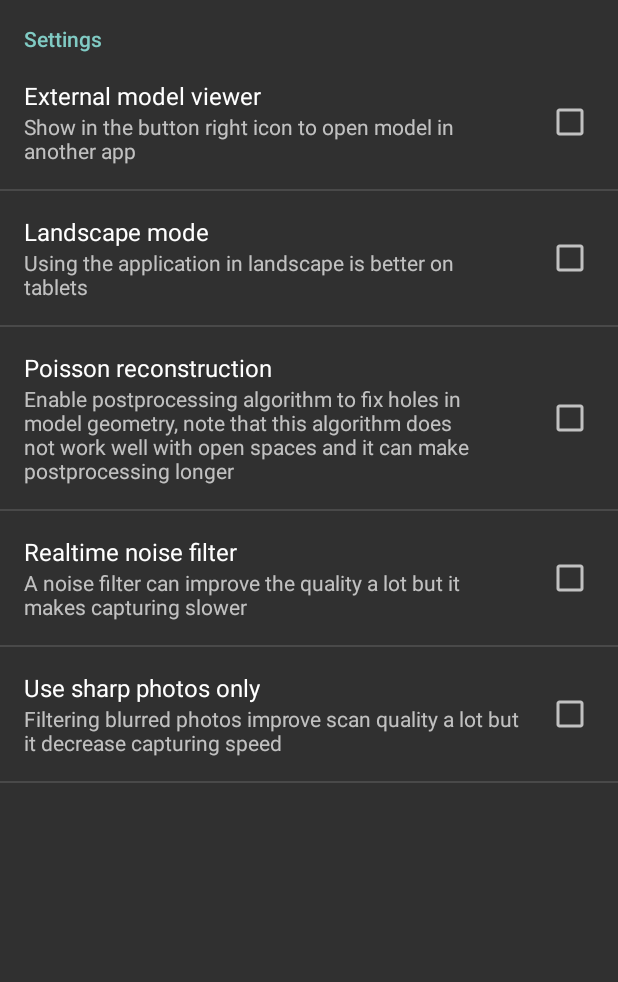
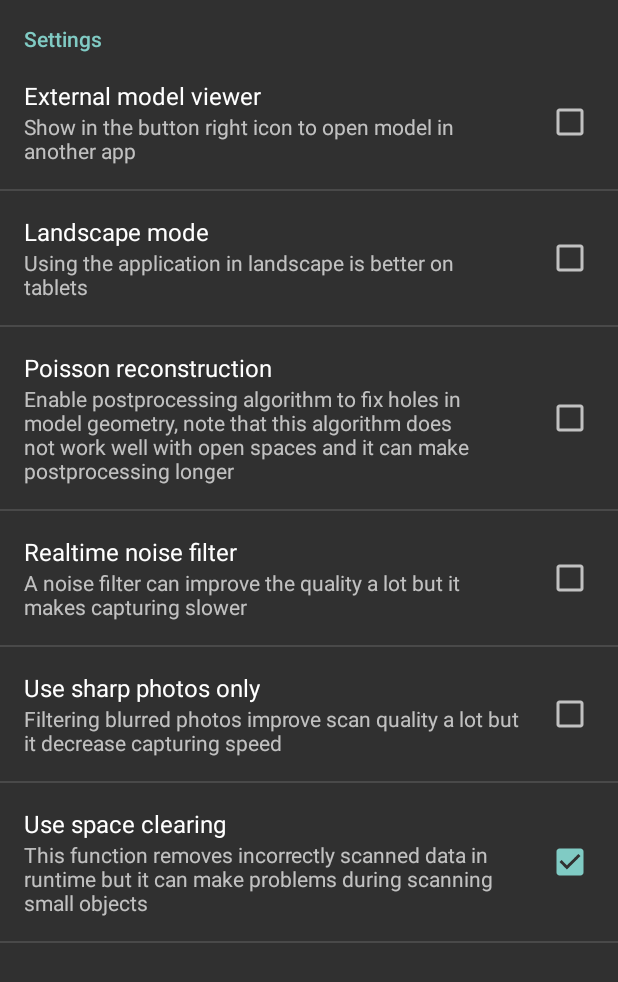
Before and after one commit to noxo/tango, an Android app: the screen it shows after launch (Settings), after a tap on an icon or button, on a phone screen of 412 x 824 dp. Shown: the top 982 px of the screen. Run offline under Robolectric (Android 15) with nearby library versions, the light colour scheme and no system bars; our stand-ins replace AdMob.

Commit message:
Space clearing disablable

```diff
--- a/open_constructor/app/src/main/java/com/lvonasek/openconstructor/main/JNI.java
+++ b/open_constructor/app/src/main/java/com/lvonasek/openconstructor/main/JNI.java
@@ -20,7 +20,8 @@ public class JNI
   // Called when the Tango service is connected successfully.
   public static native void onTangoServiceConnected(IBinder binder, double res, double dmin,
                                                     double dmax, int noise, boolean land,
-                                                    boolean sharp, boolean fixHoles, String temp);
+                                                    boolean sharp, boolean fixHoles, boolean clearing,
+                                                    String temp);
 
   // Setup the view port width and height.
   public static native void onGlSurfaceChanged(int width, int height);
--- a/open_constructor/app/src/main/java/com/lvonasek/openconstructor/ui/AbstractActivity.java
+++ b/open_constructor/app/src/main/java/com/lvonasek/openconstructor/ui/AbstractActivity.java
@@ -13,10 +13,6 @@ import android.view.WindowManager;
 import com.lvonasek.openconstructor.R;
 
 import java.io.File;
-import java.io.FileInputStream;
-import java.util.ArrayList;
-import java.util.HashSet;
-import java.util.Scanner;
 
 public abstract class AbstractActivity extends Activity
 {
@@ -28,6 +24,18 @@ public abstract class AbstractActivity extends Activity
   protected static final String USER_AGENT = "Mozilla/5.0 Google";
   public static final String TAG = "tango_app";
 
+  protected void defaultSettings()
+  {
+    SharedPreferences.Editor e = PreferenceManager.getDefaultSharedPreferences(this).edit();
+    e.putBoolean(getString(R.string.pref_cardboard), isCardboardEnabled(this));
+    e.putBoolean(getString(R.string.pref_landscape), isLandscape(this));
+    e.putBoolean(getString(R.string.pref_noisefilter), isNoiseFilterOn(this));
+    e.putBoolean(getString(R.string.pref_poisson), isPoissonReconstructionOn(this));
+    e.putBoolean(getString(R.string.pref_sharpphotos), isSharpPhotosOn(this));
+    e.putBoolean(getString(R.string.pref_spaceclearing), isSpaceClearingOn(this));
+    e.apply();
+  }
+
   public static boolean isCardboardEnabled(Context context)
   {
     SharedPreferences pref = PreferenceManager.getDefaultSharedPreferences(context);
@@ -35,37 +43,43 @@ public abstract class AbstractActivity extends Activity
     return pref.getBoolean(key, false);
   }
 
-  public static boolean isPortrait(Context context) {
+  public static boolean isLandscape(Context context) {
     SharedPreferences pref = PreferenceManager.getDefaultSharedPreferences(context);
     String key = context.getString(R.string.pref_landscape);
-    return !pref.getBoolean(key, false);
-  }
-
-  public boolean isNoiseFilterOn()
-  {
-    SharedPreferences pref = PreferenceManager.getDefaultSharedPreferences(this);
-    String key = getString(R.string.pref_noisefilter);
     return pref.getBoolean(key, false);
   }
 
-  public boolean isPoissonReconstructionOn()
+  public static boolean isNoiseFilterOn(Context context)
   {
-    SharedPreferences pref = PreferenceManager.getDefaultSharedPreferences(this);
-    String key = getString(R.string.pref_poisson);
+    SharedPreferences pref = PreferenceManager.getDefaultSharedPreferences(context);
+    String key = context.getString(R.string.pref_noisefilter);
     return pref.getBoolean(key, false);
   }
 
-  public boolean isSharpPhotosOn()
+  public static boolean isPoissonReconstructionOn(Context context)
   {
-    SharedPreferences pref = PreferenceManager.getDefaultSharedPreferences(this);
-    String key = getString(R.string.pref_sharpphotos);
+    SharedPreferences pref = PreferenceManager.getDefaultSharedPreferences(context);
+    String key = context.getString(R.string.pref_poisson);
     return pref.getBoolean(key, false);
   }
 
-  public static void setOrientation(boolean portrait, Activity activity) {
-    int value = ActivityInfo.SCREEN_ORIENTATION_PORTRAIT;
-    if (!portrait)
-      value = ActivityInfo.SCREEN_ORIENTATION_LANDSCAPE;
+  public static boolean isSharpPhotosOn(Context context)
+  {
+    SharedPreferences pref = PreferenceManager.getDefaultSharedPreferences(context);
+    String key = context.getString(R.string.pref_sharpphotos);
+    return pref.getBoolean(key, false);
+  }
+  public static boolean isSpaceClearingOn(Context context)
+  {
+    SharedPreferences pref = PreferenceManager.getDefaultSharedPreferences(context);
+    String key = context.getString(R.string.pref_spaceclearing);
+    return pref.getBoolean(key, true);
+  }
+
+  public static void setOrientation(boolean land, Activity activity) {
+    int value = ActivityInfo.SCREEN_ORIENTATION_LANDSCAPE;
+    if (!land)
+      value = ActivityInfo.SCREEN_ORIENTATION_PORTRAIT;
     activity.setRequestedOrientation(value);
   }
 
@@ -73,7 +87,7 @@ public abstract class AbstractActivity extends Activity
   protected void onResume() {
     super.onResume();
     getWindow().addFlags(WindowManager.LayoutParams.FLAG_KEEP_SCREEN_ON);
-    setOrientation(isPortrait(this), this);
+    setOrientation(isLandscape(this), this);
   }
 
   public static void deleteRecursive(File fileOrDirectory) {
--- a/open_constructor/app/src/main/java/com/lvonasek/openconstructor/ui/FileManager.java
+++ b/open_constructor/app/src/main/java/com/lvonasek/openconstructor/ui/FileManager.java
@@ -224,6 +224,7 @@ public class FileManager extends AbstractActivity implements View.OnClickListene
             alertDialog.show();
           }
         }
+        defaultSettings();
         refreshUI();
         break;
       }
--- a/open_constructor/app/src/main/java/com/lvonasek/openconstructor/ui/Settings.java
+++ b/open_constructor/app/src/main/java/com/lvonasek/openconstructor/ui/Settings.java
@@ -25,7 +25,7 @@ public class Settings extends PreferenceActivity implements Preference.OnPrefere
   public boolean onPreferenceChange(Preference preference, Object value)
   {
     if (Objects.equals(preference.getKey(), getString(R.string.pref_landscape)))
-      AbstractActivity.setOrientation(!((boolean)value), this);
+      AbstractActivity.setOrientation(((boolean)value), this);
     return true;
   }
 
@@ -33,6 +33,6 @@ public class Settings extends PreferenceActivity implements Preference.OnPrefere
   protected void onResume() {
     super.onResume();
     getWindow().addFlags(WindowManager.LayoutParams.FLAG_KEEP_SCREEN_ON);
-    AbstractActivity.setOrientation(AbstractActivity.isPortrait(this), this);
+    AbstractActivity.setOrientation(AbstractActivity.isLandscape(this), this);
   }
 }
--- a/open_constructor/app/src/main/res/values/id.xml
+++ b/open_constructor/app/src/main/res/values/id.xml
@@ -5,4 +5,5 @@
     <string name="pref_noisefilter">pref_noisefilter</string>
     <string name="pref_poisson">pref_poisson</string>
     <string name="pref_sharpphotos">pref_sharpphotos</string>
+    <string name="pref_spaceclearing">pref_spaceclearing</string>
 </resources>
--- a/open_constructor/app/src/main/res/values/strings.xml
+++ b/open_constructor/app/src/main/res/values/strings.xml
@@ -52,6 +52,8 @@
     <string name="realtime_noise_filter_summary">A noise filter can improve the quality a lot but it makes capturing slower</string>
     <string name="sharp_photos_only">Use sharp photos only</string>
     <string name="sharp_photos_only_summary">Filtering blurred photos improve scan quality a lot but it decrease capturing speed</string>
+    <string name="space_clearing">Use space clearing</string>
+    <string name="space_clearing_summary">This function removes incorrectly scanned data in runtime but it can make problems during scanning small objects</string>
 
     <!-- Sketchfab uploader !-->
     <string name="compressing">Compressing files…</string>
--- a/open_constructor/app/src/main/res/xml/settings.xml
+++ b/open_constructor/app/src/main/res/xml/settings.xml
@@ -40,6 +40,13 @@
             android:title="@string/sharp_photos_only">
         </CheckBoxPreference>
 
+        <CheckBoxPreference
+            android:defaultValue="false"
+            android:key="@string/pref_spaceclearing"
+            android:summary="@string/space_clearing_summary"
+            android:title="@string/space_clearing">
+        </CheckBoxPreference>
+
     </PreferenceCategory>
 
 </PreferenceScreen>
--- a/open_constructor/build.gradle
+++ b/open_constructor/build.gradle
@@ -6,7 +6,7 @@ buildscript {
         google()
     }
     dependencies {
-        classpath 'com.android.tools.build:gradle:3.1.0'
+        classpath 'com.android.tools.build:gradle:3.1.2'
     }
 }
 
```
Also changed, not shown: open_constructor/app/src/main/java/com/lvonasek/openconstructor/main/OpenConstructor.java (+7 -6 lines), 4 other files.
